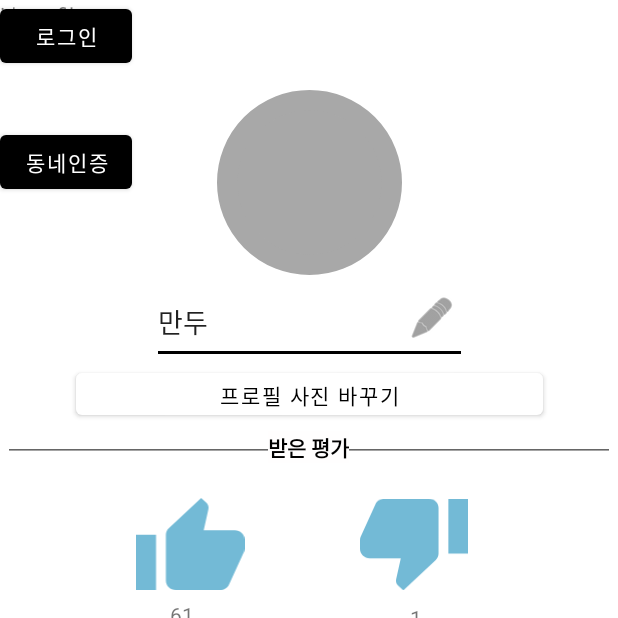
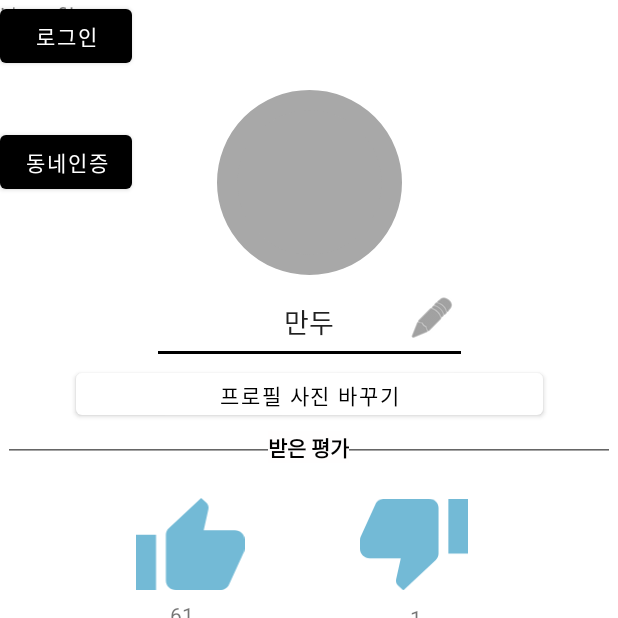
Before and after one commit to Team-Dingdong/dingdong-front, an Android app: the screen it shows after launch (MainActivity), on a phone screen of 412 x 824 dp, the top half of it. Run offline under Robolectric (Android 15) with nearby library versions, the phone set to English and light mode, and no system bars; network calls fail; 8 statements that could not run were skipped.

Commit message:
-프로필 평가, 닉네임, 사진 불러오기

```diff
--- a/app/src/main/AndroidManifest.xml
+++ b/app/src/main/AndroidManifest.xml
@@ -10,6 +10,8 @@
     <uses-permission android:name="android.permission.INTERNET" />
     <uses-permission android:name="android.permission.READ_EXTERNAL_STORAGE" />
     <uses-permission android:name="android.permission.ACCESS_COARSE_LOCATION" />
+    <uses-permission android:name="android.permission.WRITE_EXTERNAL_STORAGE" />
+    <uses-permission android:name="android.permission.READ_EXTERNAL_STORAGE" />
 
     <application
         android:allowBackup="true"
--- a/app/src/main/java/org/techtown/dingdong/network/Apiinterface.java
+++ b/app/src/main/java/org/techtown/dingdong/network/Apiinterface.java
@@ -38,4 +38,6 @@ public interface Apiinterface {
     @GET("/api/v1/rating")
     Call<MyLatingResponse> getLating();
 
+
+
 }
--- a/app/src/main/java/org/techtown/dingdong/profile/profileFragment.java
+++ b/app/src/main/java/org/techtown/dingdong/profile/profileFragment.java
@@ -47,8 +47,9 @@ public class profileFragment extends Fragment {
     // TODO: Rename and change types of parameters
     private String mParam1;
     private String mParam2;
-    Button startbtn;
-    Button townbtn;
+    Button startbtn, townbtn;
+
+    Button btn_img;
     TextView name, number_good, number_bad;
     ImageView profile_img;
     private String TAG;
@@ -103,7 +104,7 @@ public class profileFragment extends Fragment {
         });
 
         townbtn= v.findViewById(R.id.changetown);
-
+        btn_img= v.findViewById(R.id.btn_img);
         townbtn.setOnClickListener(new View.OnClickListener(){
 
             @Override
@@ -171,6 +172,12 @@ public class profileFragment extends Fragment {
         number_good.setText(good);
         number_bad.setText(bad);
 
+        btn_img.setOnClickListener(new View.OnClickListener() {
+            @Override
+            public void onClick(View view) {
+
+            }
+        });
         return v;
     }
 
@@ -205,4 +212,11 @@ public class profileFragment extends Fragment {
         }
 
 
+
+
+
+
+
+
+
 }
--- a/app/src/main/res/layout/fragment_profile.xml
+++ b/app/src/main/res/layout/fragment_profile.xml
@@ -61,7 +61,8 @@
         app:layout_constraintEnd_toEndOf="parent"
         app:layout_constraintHorizontal_bias="0.0"
         app:layout_constraintStart_toStartOf="parent"
-        app:layout_constraintTop_toBottomOf="@+id/profile_img" />
+        app:layout_constraintTop_toBottomOf="@+id/profile_img"
+        android:gravity="center"/>
 
     <ImageButton
         android:id="@+id/btn_nickname"
```
